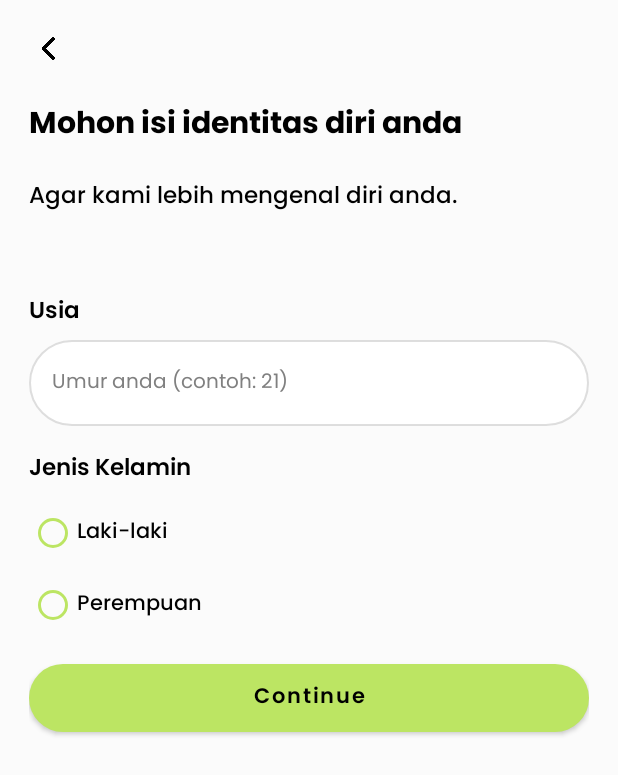
After one commit to agaaaptr/Diet-Pro-App-Project, an Android app: the layout activity_on_boarding_q1.xml on its own in the app's theme, with its tools: preview values and no code run, on a phone screen of 412 x 824 dp. The commit adds this screen. Shown: the top 775 px of the screen. Run offline under Robolectric (Android 15) with nearby library versions, the phone set to English and light mode, and no system bars.

Commit message:
rebase(appversion): Frontend to fixing

```diff
--- /dev/null
+++ b/app/src/main/res/layout/activity_on_boarding_q1.xml
@@ -0,0 +1,182 @@
+<?xml version="1.0" encoding="utf-8"?>
+<RelativeLayout xmlns:android="http://schemas.android.com/apk/res/android"
+    xmlns:app="http://schemas.android.com/apk/res-auto"
+    xmlns:tools="http://schemas.android.com/tools"
+    android:layout_width="match_parent"
+    android:layout_height="match_parent"
+    android:background="@color/background"
+    android:orientation="horizontal"
+    tools:context=".ui.login.OnBoardingQ1Activity">
+
+    <LinearLayout
+        android:layout_width="match_parent"
+        android:layout_height="match_parent"
+        android:orientation="vertical"
+        android:padding="@dimen/_15sdp">
+
+        <ImageView
+            android:id="@+id/img_back"
+            android:layout_width="26dp"
+            android:layout_height="26dp"
+            android:src="@drawable/back"
+            android:layout_gravity="start"
+            android:layout_marginBottom="15dp"/>
+
+
+        <TextView
+            android:id="@+id/tv1"
+            android:layout_width="wrap_content"
+            android:layout_height="wrap_content"
+            android:layout_gravity="start"
+            android:layout_marginTop="5dp"
+            android:layout_marginBottom="15dp"
+            android:fontFamily="@font/poppins_bold"
+            android:text="Mohon isi identitas diri anda"
+            android:textColor="@color/black"
+            android:textSize="20sp" />
+
+        <TextView
+            android:id="@+id/tv2"
+            android:layout_width="wrap_content"
+            android:layout_height="wrap_content"
+            android:layout_gravity="start"
+            android:layout_marginTop="2dp"
+            android:layout_marginBottom="50dp"
+            android:fontFamily="@font/poppins_medium"
+            android:text="Agar kami lebih mengenal diri anda."
+            android:textColor="@color/black"
+            android:textSize="15sp" />
+
+        <TextView
+            android:layout_width="match_parent"
+            android:layout_height="wrap_content"
+            android:textColor="@color/black"
+            android:fontFamily="@font/poppins_semibold"
+            android:textSize="15sp"
+            android:layout_marginBottom="5dp"
+            android:text="Usia"/>
+
+        <EditText
+            android:layout_width="match_parent"
+            android:layout_height="57dp"
+            android:layout_marginBottom="15dp"
+            android:textColor="@color/black"
+            android:textColorHint="#808080"
+            android:background="@drawable/bg_textfield"
+            android:hint="Umur anda (contoh: 21)"
+            android:inputType="number"
+            android:textSize="13sp"
+            android:paddingLeft="15dp"
+            android:fontFamily="@font/poppins_regular"
+            android:id="@+id/edt_usia"/>
+
+        <TextView
+            android:layout_width="match_parent"
+            android:layout_height="wrap_content"
+            android:textColor="@color/black"
+            android:fontFamily="@font/poppins_semibold"
+            android:textSize="15sp"
+            android:layout_marginBottom="5dp"
+            android:text="Jenis Kelamin"/>
+
+        <RadioGroup
+            android:layout_width="wrap_content"
+            android:layout_height="wrap_content"
+            android:id="@+id/rg_1">
+
+            <RadioButton
+                android:layout_width="wrap_content"
+                android:layout_height="wrap_content"
+                android:id="@+id/rb_lk"
+                android:fontFamily="@font/poppins_medium"
+                android:textColor="@color/black"
+                android:text="Laki-laki"
+                android:buttonTint="@color/secondary"/>
+
+            <RadioButton
+                android:layout_width="wrap_content"
+                android:layout_height="wrap_content"
+                android:id="@+id/rb_pr"
+                android:fontFamily="@font/poppins_medium"
+                android:textColor="@color/black"
+                android:text="Perempuan"
+                android:buttonTint="@color/secondary"/>
+
+
+        </RadioGroup>
+
+
+
+        <com.google.android.material.button.MaterialButton
+            android:id="@+id/btn_next"
+            android:layout_width="match_parent"
+            android:layout_height="45dp"
+            android:textColor="@color/black"
+            android:fontFamily="@font/poppins_semibold"
+            android:background="@drawable/bg_button"
+            android:layout_marginTop="15dp"
+            android:text="Continue"
+            android:textAllCaps="false"
+            android:textSize="14dp" />
+
+        <!--LinearLayout
+            android:layout_width="match_parent"
+            android:layout_height="wrap_content"
+            android:orientation="vertical">
+
+            <LinearLayout
+                android:layout_width="wrap_content"
+                android:layout_height="wrap_content"
+                android:layout_gravity="center_horizontal"
+                android:layout_marginTop="@dimen/_10sdp"
+                android:orientation="horizontal">
+
+                <TextView
+                    android:layout_width="wrap_content"
+                    android:layout_height="wrap_content"
+                    android:layout_marginEnd="@dimen/_3sdp"
+                    android:text="Dengan mendaftar, saya menyetujui" />
+
+                <TextView
+                    android:layout_width="wrap_content"
+                    android:layout_height="wrap_content"
+                    android:text="Syarat dan"
+                    android:textColor="@color/colorPrimary" />
+
+            </LinearLayout>
+
+            <LinearLayout
+                android:layout_width="wrap_content"
+                android:layout_height="wrap_content"
+                android:layout_gravity="center_horizontal"
+                android:orientation="horizontal">
+
+                <TextView
+                    android:layout_width="wrap_content"
+                    android:layout_height="wrap_content"
+                    android:text="Ketentuan "
+                    android:textColor="@color/colorPrimary" />
+
+                <TextView
+                    android:layout_width="wrap_content"
+                    android:layout_height="wrap_content"
+                    android:layout_marginEnd="@dimen/_3sdp"
+                    android:text="serta" />
+
+                <TextView
+                    android:layout_width="wrap_content"
+                    android:layout_height="wrap_content"
+                    android:text="Kebijakan Privasi"
+                    android:textColor="@color/colorPrimary" />
+
+            </LinearLayout>
+
+
+        </LinearLayout-->
+
+
+    </LinearLayout>
+
+
+
+</RelativeLayout>
--- a/app/src/main/res/layout/fragment_home.xml
+++ b/app/src/main/res/layout/fragment_home.xml
@@ -298,7 +298,7 @@
                 android:layout_height="110dp"
                 android:background="@drawable/bg_mainmenu"
                 android:clickable="true"
-                android:elevation="5dp"
+                android:elevation="1dp"
                 android:gravity="center"
                 android:orientation="vertical"
                 app:layout_constraintBottom_toBottomOf="parent"
@@ -335,7 +335,7 @@
                 android:layout_marginEnd="30dp"
                 android:background="@drawable/bg_mainmenu"
                 android:clickable="true"
-                android:elevation="5dp"
+                android:elevation="1dp"
                 android:gravity="center"
                 android:orientation="vertical"
                 app:layout_constraintBottom_toBottomOf="parent"
@@ -369,7 +369,7 @@
                 android:layout_height="110dp"
                 android:background="@drawable/bg_mainmenu"
                 android:clickable="true"
-                android:elevation="5dp"
+                android:elevation="1dp"
                 android:gravity="center"
                 android:orientation="vertical"
                 app:layout_constraintBottom_toBottomOf="parent"
--- a/app/src/main/res/layout/list_item.xml
+++ b/app/src/main/res/layout/list_item.xml
@@ -1,5 +1,4 @@
 <?xml version="1.0" encoding="utf-8"?>
-
 <TextView
     xmlns:android="http://schemas.android.com/apk/res/android"
     android:layout_width="match_parent"
--- a/app/src/main/res/values-night/themes.xml
+++ b/app/src/main/res/values-night/themes.xml
@@ -1,6 +1,6 @@
 <resources xmlns:tools="http://schemas.android.com/tools">
     <!-- Base application theme. -->
-    <style name="Theme.DietProApp" parent="Theme.MaterialComponents.DayNight.DarkActionBar">
+    <style name="Theme.DietProApp" parent="Theme.MaterialComponents.Light.NoActionBar">
         <!-- Primary brand color. -->
         <item name="colorPrimary">@color/secondary</item>
         <item name="colorPrimaryVariant">@color/background</item>
--- a/app/src/main/res/values/themes.xml
+++ b/app/src/main/res/values/themes.xml
@@ -1,6 +1,6 @@
 <resources xmlns:tools="http://schemas.android.com/tools">
     <!-- Base application theme. -->
-    <style name="Theme.DietProApp" parent="Theme.MaterialComponents.DayNight.DarkActionBar">
+    <style name="Theme.DietProApp" parent="Theme.MaterialComponents.Light.NoActionBar">
         <!-- Primary brand color. -->
         <item name="colorPrimary">@color/secondary</item>
         <item name="colorPrimaryVariant">@color/background</item>
```
Also changed, not shown: app/src/main/java/com/example/dietproapp/ui/login/OnBoardingQ1Activity.kt (added, +12 -0 lines), app/src/main/java/com/example/dietproapp/ui/login/OnBoardingQ2Activity.kt (added, +12 -0 lines), app/src/main/java/com/example/dietproapp/ui/login/OnBoardingQ3Activity.kt (added, +24 -0 lines), app/src/main/res/layout/activity_on_boarding_q2.xml (added, +172 -0 lines), app/src/main/res/layout/activity_on_boarding_q3.xml (added, +151 -0 lines).
